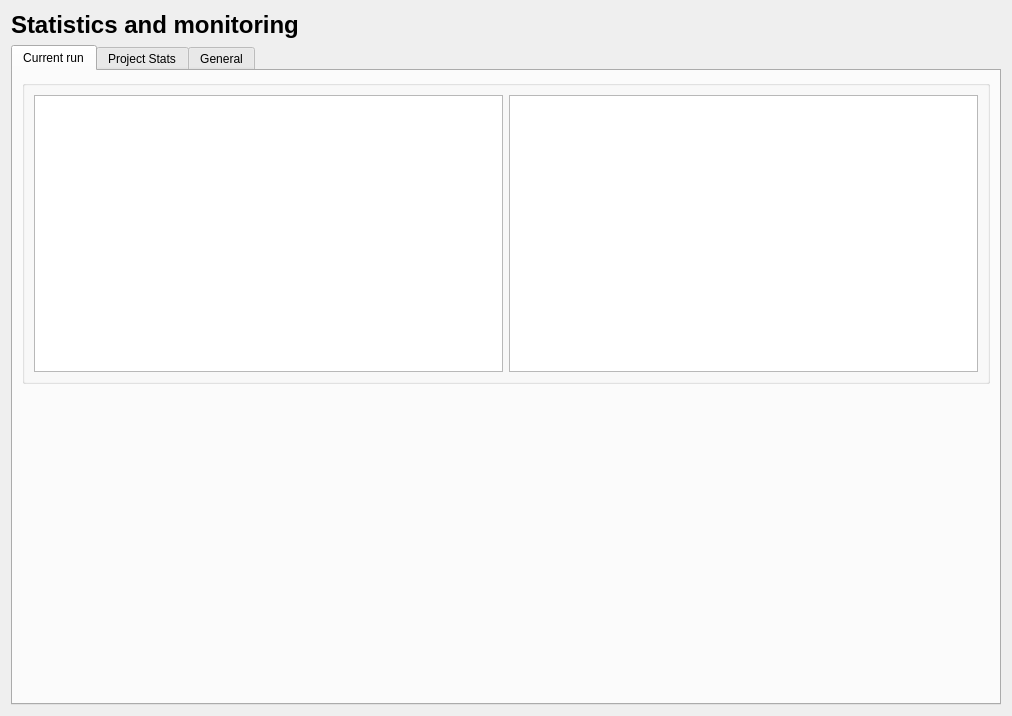
Qt form src/forms/stats.ui (veaceslav/WHC-IDE) before a commit.
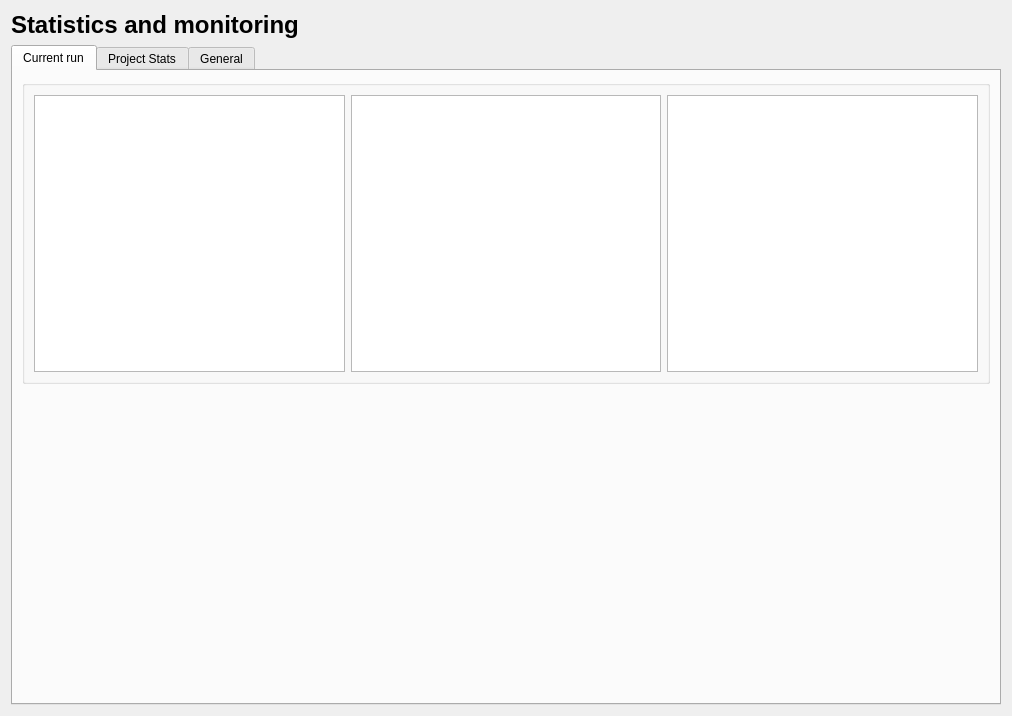
The same form after that commit. Icons and pictures are not drawn. Custom widgets are drawn as their Qt base class.

Commit message: Added third row of run stats (device info)

Patch:
```diff
--- a/src/forms/stats.ui
+++ b/src/forms/stats.ui
@@ -78,6 +78,23 @@
             </item>
            </layout>
           </item>
+          <item>
+           <layout class="QVBoxLayout" name="verticalLayoutRow_3">
+            <item>
+             <widget class="QPlainTextEdit" name="runStats_3">
+              <property name="sizePolicy">
+               <sizepolicy hsizetype="Expanding" vsizetype="Preferred">
+                <horstretch>0</horstretch>
+                <verstretch>0</verstretch>
+               </sizepolicy>
+              </property>
+              <property name="readOnly">
+               <bool>true</bool>
+              </property>
+             </widget>
+            </item>
+           </layout>
+          </item>
          </layout>
         </widget>
        </item>
```
The commit also changes 2 other files.
